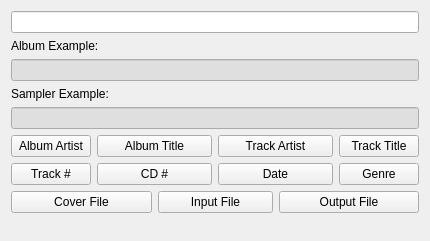
The window that dialogs/commandwizardwidgetUI.ui (marco-mania/audex-old) describes before a commit, drawn with Qt 5.
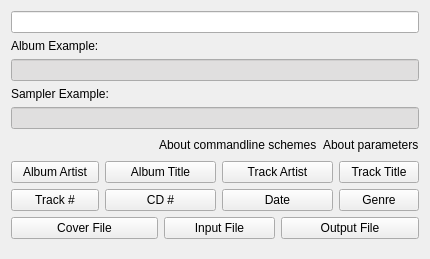
The same window after the commit. Custom widgets are drawn as their Qt base class.

```diff
--- a/dialogs/commandwizardwidgetUI.ui
+++ b/dialogs/commandwizardwidgetUI.ui
@@ -7,7 +7,7 @@
     <x>0</x>
     <y>0</y>
     <width>430</width>
-    <height>241</height>
+    <height>259</height>
    </rect>
   </property>
   <property name="windowTitle">
@@ -17,7 +17,7 @@
    <item row="0" column="0" colspan="6">
     <widget class="KLineEdit" name="klineedit_command"/>
    </item>
-   <item row="1" column="0" colspan="6">
+   <item row="1" column="0">
     <widget class="QLabel" name="label_album_example">
      <property name="maximumSize">
       <size>
@@ -80,7 +80,7 @@
      </property>
     </widget>
    </item>
-   <item row="3" column="0" colspan="6">
+   <item row="3" column="0" colspan="2">
     <widget class="QLabel" name="label_sampler_example">
      <property name="maximumSize">
       <size>
@@ -143,7 +143,38 @@
      </property>
     </widget>
    </item>
-   <item row="5" column="0">
+   <item row="5" column="0" colspan="6">
+    <layout class="QHBoxLayout" name="horizontalLayout">
+     <item>
+      <spacer name="horizontalSpacer">
+       <property name="orientation">
+        <enum>Qt::Horizontal</enum>
+       </property>
+       <property name="sizeHint" stdset="0">
+        <size>
+         <width>40</width>
+         <height>20</height>
+        </size>
+       </property>
+      </spacer>
+     </item>
+     <item>
+      <widget class="KUrlLabel" name="kurllabel_aboutcommandlineschemes">
+       <property name="text">
+        <string>About commandline schemes</string>
+       </property>
+      </widget>
+     </item>
+     <item>
+      <widget class="KUrlLabel" name="kurllabel_aboutparameters">
+       <property name="text">
+        <string>About parameters</string>
+       </property>
+      </widget>
+     </item>
+    </layout>
+   </item>
+   <item row="6" column="0">
     <widget class="KPushButton" name="kpushbutton_albumartist">
      <property name="minimumSize">
       <size>
@@ -167,7 +198,7 @@
      </property>
     </widget>
    </item>
-   <item row="5" column="1" colspan="2">
+   <item row="6" column="1" colspan="2">
     <widget class="KPushButton" name="kpushbutton_albumtitle">
      <property name="minimumSize">
       <size>
@@ -191,7 +222,7 @@
      </property>
     </widget>
    </item>
-   <item row="5" column="3" colspan="2">
+   <item row="6" column="3" colspan="2">
     <widget class="KPushButton" name="kpushbutton_trackartist">
      <property name="minimumSize">
       <size>
@@ -213,7 +244,7 @@
      </property>
     </widget>
    </item>
-   <item row="5" column="5">
+   <item row="6" column="5">
     <widget class="KPushButton" name="kpushbutton_tracktitle">
      <property name="minimumSize">
       <size>
@@ -235,7 +266,7 @@
      </property>
     </widget>
    </item>
-   <item row="6" column="0">
+   <item row="7" column="0">
     <widget class="KPushButton" name="kpushbutton_trackno">
      <property name="toolTip">
       <string>&lt;p&gt;This tag will be replaced with the track number of the individual track.&lt;/p&gt;
@@ -248,7 +279,7 @@
      </property>
     </widget>
    </item>
-   <item row="6" column="1" colspan="2">
+   <item row="7" column="1" colspan="2">
     <widget class="KPushButton" name="kpushbutton_cdno">
      <property name="toolTip">
       <string>&lt;p&gt;This tag will be replaced with the CD number of a multi-CD album. Often compilations consist of several CDs.&lt;/p&gt;
@@ -264,7 +295,7 @@
      </property>
     </widget>
    </item>
-   <item row="6" column="3" colspan="2">
+   <item row="7" column="3" colspan="2">
     <widget class="KPushButton" name="kpushbutton_date">
      <property name="toolTip">
       <string>This tag will be replaced with the release date of the CD. In almost all cases this is the year.</string>
@@ -274,7 +305,7 @@
      </property>
     </widget>
    </item>
-   <item row="6" column="5">
+   <item row="7" column="5">
     <widget class="KPushButton" name="kpushbutton_genre">
      <property name="toolTip">
       <string>This tag will be replaced with the genre.</string>
@@ -284,7 +315,7 @@
      </property>
     </widget>
    </item>
-   <item row="7" column="0" colspan="2">
+   <item row="8" column="0" colspan="2">
     <widget class="KPushButton" name="kpushbutton_cover_file">
      <property name="toolTip">
       <string>&lt;p&gt;This tag will be replaced with the temporary filename of the cover, e.g. to insert the cover in the id3 v2.3 tag with LAME. The cover file will be created automatically by Audex.&lt;/p&gt;
@@ -307,7 +338,7 @@
      </property>
     </widget>
    </item>
-   <item row="7" column="2" colspan="2">
+   <item row="8" column="2" colspan="2">
     <widget class="KPushButton" name="kpushbutton_input_file">
      <property name="toolTip">
       <string>This will be replaced with a temporary WAV file created by Audex from CD audio track. You can use it as a normal input file for your command line encoder.</string>
@@ -317,7 +348,7 @@
      </property>
     </widget>
    </item>
-   <item row="7" column="4" colspan="2">
+   <item row="8" column="4" colspan="2">
     <widget class="KPushButton" name="kpushbutton_output_file">
      <property name="toolTip">
       <string>This tag will be replaced with the full output filename and path. Use it as the output for your command line encoder.</string>
@@ -327,7 +358,7 @@
      </property>
     </widget>
    </item>
-   <item row="8" column="1" colspan="2">
+   <item row="9" column="2">
     <spacer name="verticalSpacer">
      <property name="orientation">
       <enum>Qt::Vertical</enum>
@@ -343,16 +374,21 @@
   </layout>
  </widget>
  <customwidgets>
-  <customwidget>
-   <class>KLineEdit</class>
-   <extends>QLineEdit</extends>
-   <header>klineedit.h</header>
-  </customwidget>
   <customwidget>
    <class>KPushButton</class>
    <extends>QPushButton</extends>
    <header>kpushbutton.h</header>
   </customwidget>
+  <customwidget>
+   <class>KLineEdit</class>
+   <extends>QLineEdit</extends>
+   <header>klineedit.h</header>
+  </customwidget>
+  <customwidget>
+   <class>KUrlLabel</class>
+   <extends>QLabel</extends>
+   <header>kurllabel.h</header>
+  </customwidget>
  </customwidgets>
  <tabstops>
   <tabstop>klineedit_command</tabstop>
```
Left out of the diff: 159 changed lines with no effect on the pictures.
